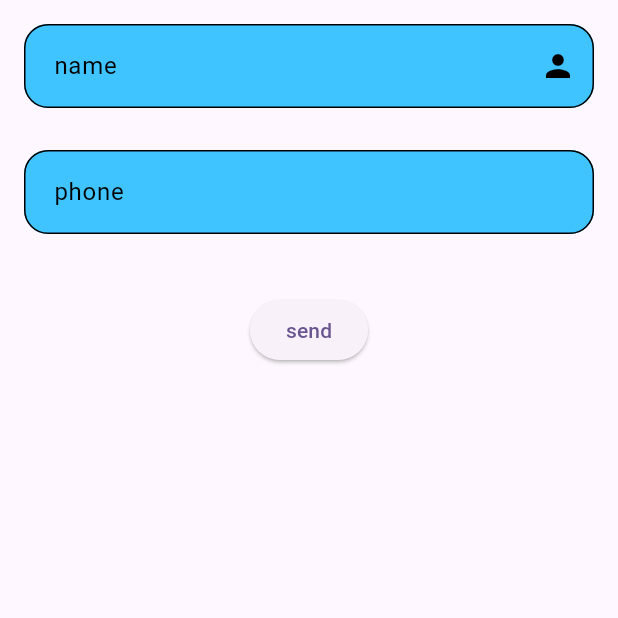
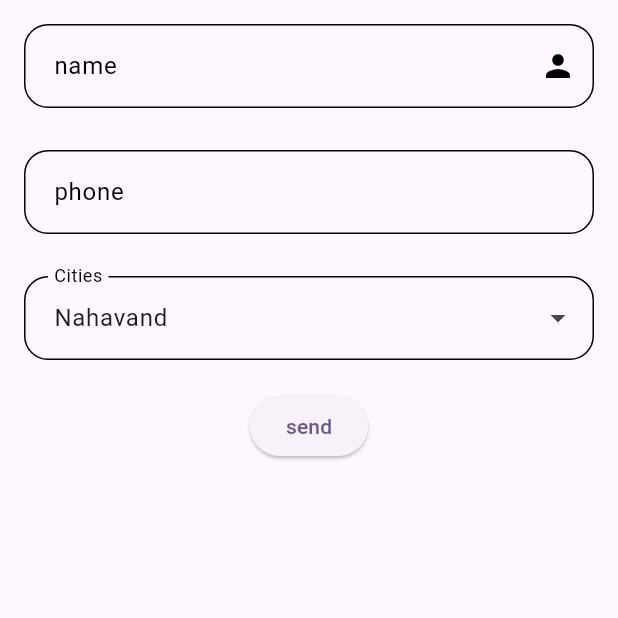
Before and after one commit to mosayeb-masoumi/validator_textfield, a Flutter app: the screen it shows after launch, on a phone screen of 412 x 824 dp, the top half of it. Run offline on Flutter 3.47's test engine with Material 3 defaults, Android fonts, the phone set to English and light mode, and no system bars; our stand-ins replace get_it.

Commit message:
add custom dropDown

```diff
--- a/lib/home/home_page.dart
+++ b/lib/home/home_page.dart
@@ -2,6 +2,7 @@ import 'package:flutter/material.dart';
 import 'package:untitled/app_validator.dart';
 import 'package:untitled/enums/input_types.dart';
 import 'package:untitled/widgets/app_text_field.dart';
+import 'package:untitled/widgets/custom_dropdown_button.dart';
 import '../di.dart';
 import 'home_validator.dart';
 
@@ -18,16 +19,20 @@ class _HomePageState extends State<HomePage> {
 
   final TextEditingController _controller1 = TextEditingController();
   final TextEditingController _controller2 = TextEditingController();
+  final TextEditingController _dropDownController = TextEditingController();
   final FocusNode _focusNode1 = FocusNode();
   final FocusNode _focusNode2 = FocusNode();
   String _errorText1 = "";
   String _errorText2 = "";
 
 
+  final List<String> cities =["Nahavand", "Tehran","Shiraz","Arak"];
+
   @override
   void dispose() {
     _controller1.dispose();
     _controller2.dispose();
+    _dropDownController.dispose();
     super.dispose();
   }
   @override
@@ -64,6 +69,17 @@ class _HomePageState extends State<HomePage> {
                 inputType: InputTypes.Number,
                 onChanged: (value) {},
               ),
+
+              const SizedBox(
+                height: 8.0,
+              ),
+
+              CustomDropDownButton(
+                  controller: _dropDownController,
+                  list: cities,
+                  label: "Cities"
+              ),
+
               const SizedBox(height: 20.0),
               ElevatedButton(
                   onPressed: () {
--- a/lib/widgets/app_text_field.dart
+++ b/lib/widgets/app_text_field.dart
@@ -45,8 +45,8 @@ class AppTextField extends StatelessWidget {
           hintText: hintText,
           suffixIcon: suffixIcon,
           contentPadding: const EdgeInsets.all(16),
-          filled: true,
-          fillColor: Colors.lightBlueAccent,
+          // filled: true,
+          // fillColor: Colors.lightBlueAccent,
       ),
       onChanged: (value) {
         onChanged(value);
--- /dev/null
+++ b/lib/widgets/custom_dropdown_button.dart
@@ -0,0 +1,121 @@
+import 'package:flutter/material.dart';
+
+class CustomDropDownButton extends StatelessWidget {
+  final List<String> list;
+  final TextEditingController controller;
+  final String label;
+
+  const CustomDropDownButton({
+    super.key,
+    required this.list,
+    required this.controller,
+    required this.label,
+  });
+
+  @override
+  Widget build(BuildContext context) {
+
+    if(list.isNotEmpty){
+      controller.text = list[0];
+    }
+
+    return TextField(
+      controller: controller,
+      decoration: InputDecoration(
+        labelText: label,
+        labelStyle: const TextStyle(color: Colors.black),
+        border: getBorder(),
+        focusedBorder: getBorder(),
+        enabledBorder: getBorder(),
+        errorBorder: getBorder(),
+        focusedErrorBorder: getBorder(),
+        hintStyle: const TextStyle(color: Colors.grey),
+        suffixIcon: const Icon(Icons.arrow_drop_down_sharp),
+        contentPadding: const EdgeInsets.all(16),
+      ),
+      readOnly: true,
+      onTap: (){
+        _showListBottomSheet(context);
+      },
+      cursorWidth: 2,
+      cursorOpacityAnimates: true,
+    );
+  }
+
+  OutlineInputBorder getBorder() {
+    return OutlineInputBorder(
+      borderRadius: BorderRadius.circular(16),
+      borderSide: const BorderSide(width: 1, color: Colors.black),
+      //gapPadding: 2,
+    );
+  }
+
+  void _showListBottomSheet(BuildContext context) {
+
+    Size size = MediaQuery.sizeOf(context);
+    showModalBottomSheet(
+      context: context,
+      isScrollControlled: true,
+      backgroundColor: Colors.transparent,
+      builder: (context) {
+
+        return FractionallySizedBox(
+          heightFactor: 0.6,
+          child: Container(
+            width: size.width,
+            decoration: const BoxDecoration(
+              color: Colors.white,
+              borderRadius: BorderRadius.only(
+                topLeft: Radius.circular(25.0),
+                topRight: Radius.circular(25.0),
+              ),
+            ),
+            child: SingleChildScrollView(
+              scrollDirection: Axis.vertical,
+              physics: const AlwaysScrollableScrollPhysics(),
+              child: Column(
+                mainAxisSize: MainAxisSize.min,
+                mainAxisAlignment: MainAxisAlignment.start,
+                children: [
+                  const Padding(
+                    padding: EdgeInsets.only(top: 24),
+                    child: SizedBox(
+                      width: 64.0,
+                      child: Divider(
+                        thickness: 1.5,
+                        color: Colors.black
+                      ),
+                    ),
+                  ),
+                  ListView.separated(
+                    shrinkWrap: true,
+                    physics: const ScrollPhysics(),
+                    itemBuilder: (BuildContext context, int index) {
+                      return GestureDetector(
+                        onTap: () => {
+                          Navigator.of(context).pop(),
+                          // widget.callback(selectList[index]),
+                          controller.text = list[index],
+                        },
+                        child: Padding(
+                          padding: const EdgeInsets.symmetric(vertical: 15 , horizontal: 20),
+                          child: Text(list[index]),
+                        )
+                      );
+                    },
+                    separatorBuilder: (context, index) => const Divider(
+                        height: 1,
+                        indent: 24,
+                        endIndent: 24,
+                        color: Colors.blueGrey),
+                    itemCount: list.length,
+                  )
+                ],
+              ),
+            ),
+          ),
+        );
+      },
+    );
+  }
+}
```
